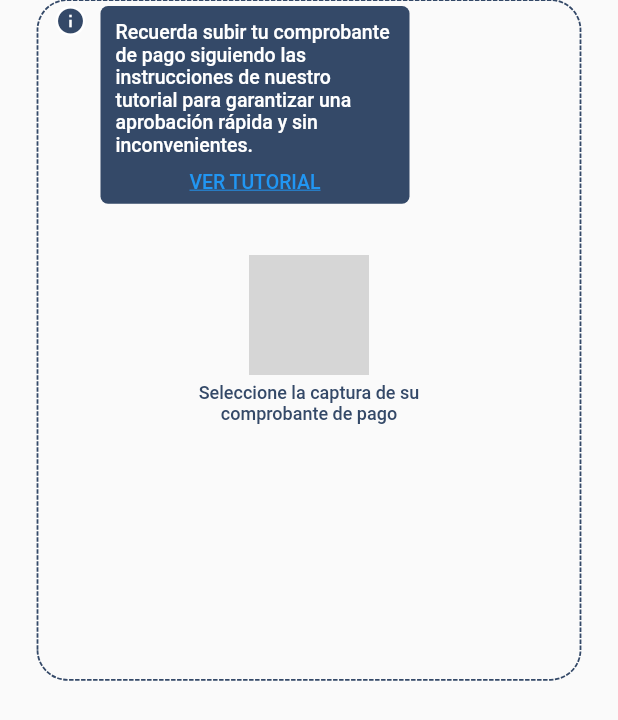
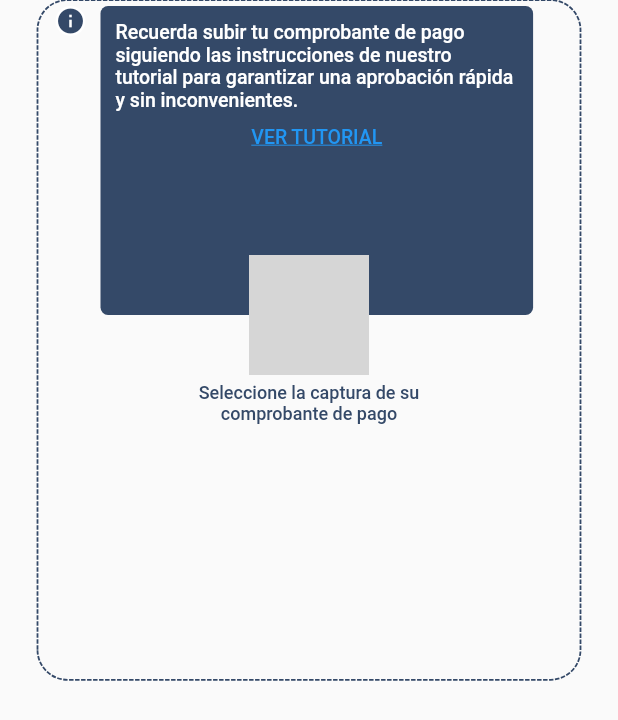
Before and after one commit to ArcadianBeez/beez_payment_verification, a Flutter app: the ImageTransferBankPicker widget shown alone on an empty page, opened directly with empty values, on a phone screen of 412 x 824 dp. Shown: the top 720 px of the screen. Run offline on Flutter 3.47's test engine with Material 2 defaults, Android fonts, the phone set to English and light mode, and no system bars; drawn by our look-alikes of dotted_border; our stand-ins replace firebase_core, flare_flutter, image_picker; missing offline and left inert: dart:html, dart:js, global_configuration, jwt_decode; accounts and stored records are empty; network calls fail; Roboto replaces fonts that are missing (Poppins); grey boxes are pictures that could not be loaded.

Commit message:
improve design

```diff
--- a/lib/elements/image_transfer_bank_picker.dart
+++ b/lib/elements/image_transfer_bank_picker.dart
@@ -126,8 +126,8 @@ class _ImageTransferBankPickerState extends State<ImageTransferBankPicker> {
                                 left: 40,
                                 child: Container(
                                   height: MediaQuery.of(context).size.height *
-                                      0.16,
-                                  width: MediaQuery.of(context).size.width * 0.5,
+                                      0.25,
+                                  width: MediaQuery.of(context).size.width * 0.7,
                                   padding: const EdgeInsets.all(10),
                                   decoration: BoxDecoration(
                                     borderRadius: BorderRadius.circular(5),
```
